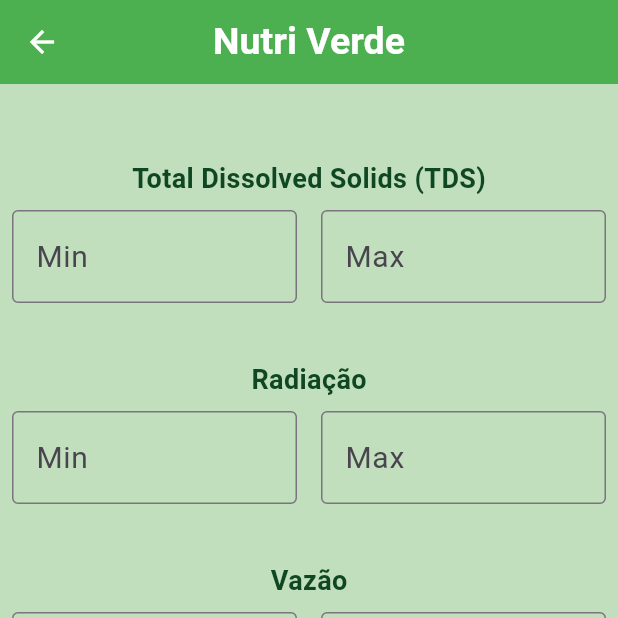
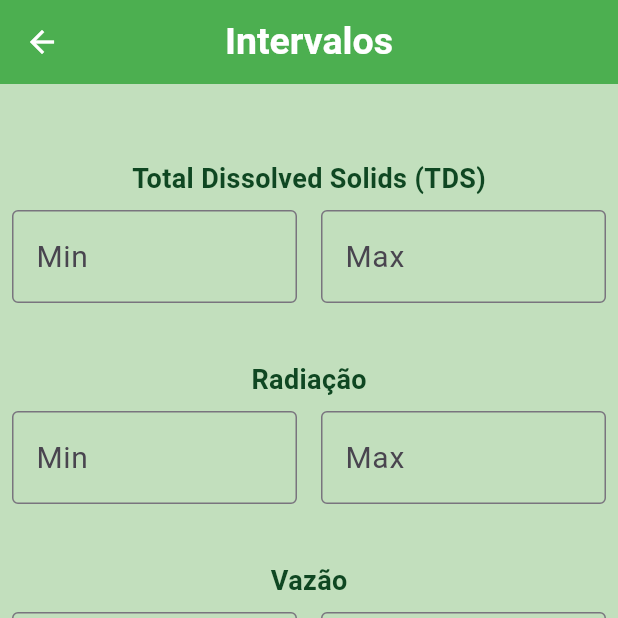
Before and after one commit to RichardCLopes/NutriVerde-App-Flutter, a Flutter app: the MyRanges screen opened directly, on a phone screen of 412 x 824 dp, the top half of it. Run offline on Flutter 3.47's test engine with Material 3 defaults, Android fonts, the phone set to English and light mode, and no system bars; our stand-ins replace cloud_firestore, firebase_core, fl_chart, flutter_local_notifications, lottie, shared_preferences; missing offline and left inert: cloud_firestore_web, excel, firebase_core_web; accounts and stored records are empty; Roboto replaces fonts that are missing (Times New Roman).

Commit message:
Title intervalos

```diff
--- a/lib/pages/range.dart
+++ b/lib/pages/range.dart
@@ -56,7 +56,7 @@ class _MyRangesState extends State<MyRanges> {
             color: Colors.white,
           ),
           title: const Text(
-            'Nutri Verde',
+            'Intervalos',
             style: TextStyle(
                 color: Colors.white,
                 fontFamily: 'Times New Roman',
```
